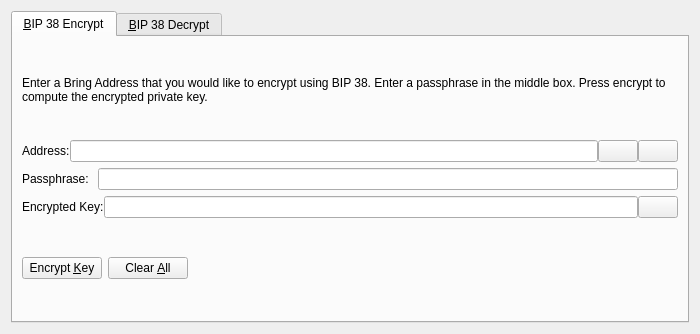
Above: src/qt/forms/bip38tooldialog.ui from bringproject/bring before the change. Below: the same form after it.
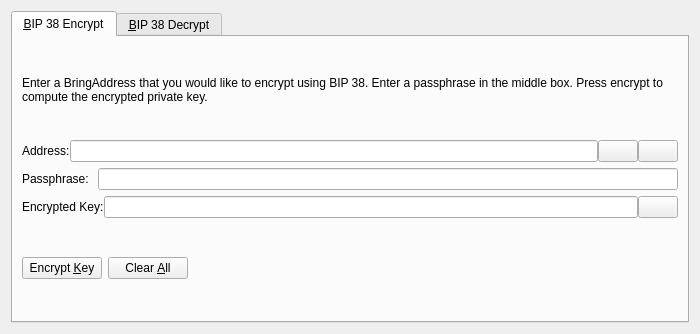
That is the form after the change. The open tabs and pages were chosen to show the change. Icons and pictures are not drawn. Custom widgets are drawn as their Qt base class.

```diff
--- a/src/qt/forms/bip38tooldialog.ui
+++ b/src/qt/forms/bip38tooldialog.ui
@@ -30,7 +30,7 @@
        <item>
         <widget class="QLabel" name="infoLabel_ENC">
          <property name="text">
-          <string>Enter a Bring Address that you would like to encrypt using BIP 38. Enter a passphrase in the middle box. Press encrypt to compute the encrypted private key.</string>
+          <string>Enter a BringAddress that you would like to encrypt using BIP 38. Enter a passphrase in the middle box. Press encrypt to compute the encrypted private key.</string>
          </property>
          <property name="textFormat">
           <enum>Qt::PlainText</enum>
```
Left out of the diff: 8 changed lines with no effect on the pictures.
